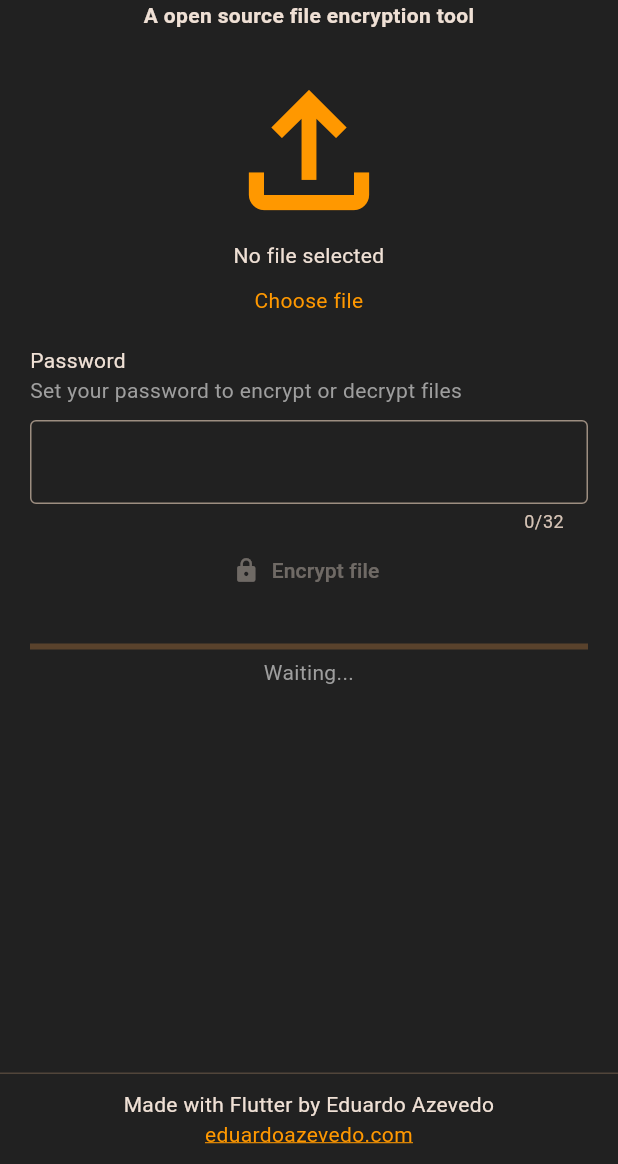
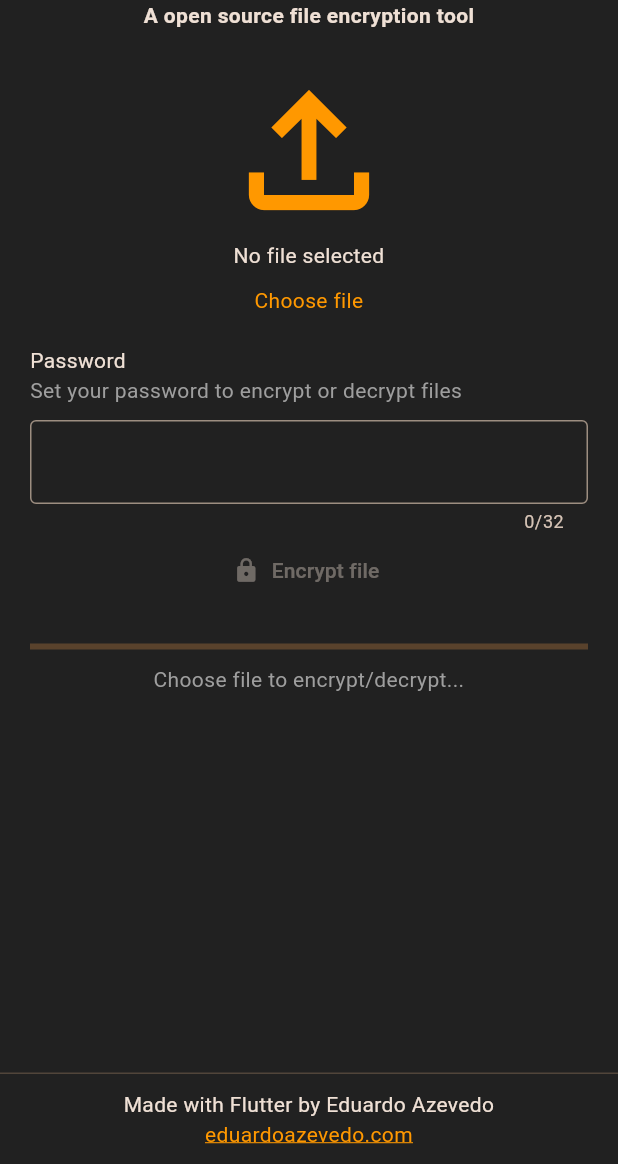
Before and after one commit to eduardoazvd17/fcryptor, a Flutter app: the screen it shows after launch, after a tap on "No file selected", on a phone screen of 412 x 824 dp, the part 72-1236 px from its top. Run offline on Flutter 3.47's test engine with Material 3 defaults, Android fonts, the phone set to English and light mode, and no system bars; our stand-ins replace file_picker; missing offline and left inert: encrypt, window_manager.

Commit message:
Improving home page code organization

```diff
--- a/lib/pages/home_page.dart
+++ b/lib/pages/home_page.dart
@@ -14,14 +14,25 @@ class HomePage extends StatefulWidget {
 
 class _HomePageState extends State<HomePage> {
   late final TextEditingController _keyController;
+  bool _isLoading = false;
+  bool _hasKey = false;
   String? _result;
   File? _selectedFile;
-  bool _isLoading = false;
+
+  bool get _isStartButtonEnabled =>
+      !_isLoading && _selectedFile != null && _hasKey;
+
+  String get _status {
+    if (_isLoading) return 'Loading...';
+    if (_selectedFile == null) return 'Choose file to encrypt/decrypt...';
+    if (!_hasKey) return 'Enter the encryption password...';
+    return _result ?? '';
+  }
 
   @override
   void initState() {
+    super.initState();
     _keyController = TextEditingController();
-    super.initState();
   }
 
   @override
@@ -31,40 +42,40 @@ class _HomePageState extends State<HomePage> {
   }
 
   Future<void> _selectFile() async {
-    setState(() {
-      _result = null;
-      _isLoading = true;
-    });
+    _resetState();
     final file = await FilePickerService.pickFile();
     setState(() {
-      if (file != null) _selectedFile = file;
+      _selectedFile = file;
       _isLoading = false;
     });
   }
 
   Future<void> _openMyWebsite() async {
-    final uri = Uri.parse('https://eduardoazevedo.com');
+    const url = 'https://eduardoazevedo.com';
+    final uri = Uri.parse(url);
     if (await canLaunchUrl(uri)) {
       await launchUrl(uri);
     }
   }
 
   Future<void> _start() async {
-    setState(() {
-      _result = null;
-      _isLoading = true;
-    });
-    final String? result = await FileEncryptionService.start(
+    _resetState();
+    final result = await FileEncryptionService.start(
       _selectedFile!,
       _keyController.text,
     );
     setState(() {
-      if (result != null) {
-        _result = 'Success! File saved as: ${result.split('/').last}';
-      } else {
-        _result = 'An error occurred in the process, please try again.';
+      _result = result != null
+          ? 'Success! File saved as: ${result.split('/').last}'
+          : 'An error occurred in the process, please try again.';
+      _isLoading = false;
+    });
   }
-      _isLoading = false;
+
+  void _resetState() {
+    setState(() {
+      _result = null;
+      _isLoading = true;
     });
   }
 
@@ -83,6 +94,28 @@ class _HomePageState extends State<HomePage> {
                     padding: const EdgeInsets.all(20),
                     child: Column(
                       children: [
+                        _buildHeader(context),
+                        _buildFileSelector(context),
+                        _buildPasswordInput(),
+                        _buildActionButton(),
+                        _buildStatus(),
+                      ],
+                    ),
+                  ),
+                ),
+              ),
+            ),
+            const Divider(height: 0),
+            _buildFooter(context),
+          ],
+        ),
+      ),
+    );
+  }
+
+  Widget _buildHeader(BuildContext context) {
+    return Column(
+      children: [
         Text(
           'FCryptor',
           textAlign: TextAlign.center,
@@ -94,53 +127,45 @@ class _HomePageState extends State<HomePage> {
         Text(
           'A open source file encryption tool',
           textAlign: TextAlign.center,
-                          style:
-                              Theme.of(context).textTheme.bodyMedium?.copyWith(
-                                    fontWeight: FontWeight.bold,
+          style: Theme.of(context)
+              .textTheme
+              .bodyMedium
+              ?.copyWith(fontWeight: FontWeight.bold),
         ),
-                        ),
-                        Padding(
+      ],
+    );
+  }
+
+  Widget _buildFileSelector(BuildContext context) {
+    return Padding(
       padding: const EdgeInsets.symmetric(vertical: 10),
-                          child: Column(
-                            children: [
-                              Padding(
-                                padding: const EdgeInsets.only(bottom: 10),
       child: InkWell(
         onTap: _isLoading ? null : _selectFile,
         borderRadius: BorderRadius.circular(8),
         child: Padding(
           padding: const EdgeInsets.all(10),
           child: Column(
-                                      mainAxisAlignment:
-                                          MainAxisAlignment.center,
-                                      crossAxisAlignment:
-                                          CrossAxisAlignment.stretch,
+            mainAxisAlignment: MainAxisAlignment.center,
             children: [
               Icon(
                 Icons.file_upload_outlined,
-                                          color: _isLoading
-                                              ? Colors.grey
-                                              : Theme.of(context).primaryColor,
+                color:
+                    _isLoading ? Colors.grey : Theme.of(context).primaryColor,
                 size: 120,
               ),
               Text(
-                                          _selectedFile?.path.split('/').last ??
-                                              'No file selected',
+                _selectedFile?.path.split('/').last ?? 'No file selected',
                 textAlign: TextAlign.center,
               ),
               Padding(
-                                          padding:
-                                              const EdgeInsets.only(top: 10),
+                padding: const EdgeInsets.only(top: 10),
                 child: Text(
-                                            _selectedFile == null
-                                                ? 'Choose file'
-                                                : 'Change file',
+                  _selectedFile == null ? 'Choose file' : 'Change file',
                   textAlign: TextAlign.center,
                   style: TextStyle(
                     color: _isLoading
                         ? Colors.grey
-                                                  : Theme.of(context)
-                                                      .primaryColor,
+                        : Theme.of(context).primaryColor,
                   ),
                 ),
               ),
@@ -148,8 +173,11 @@ class _HomePageState extends State<HomePage> {
           ),
         ),
       ),
-                              ),
-                              Column(
+    );
+  }
+
+  Widget _buildPasswordInput() {
+    return Column(
       crossAxisAlignment: CrossAxisAlignment.start,
       children: [
         const Text('Password'),
@@ -169,57 +197,57 @@ class _HomePageState extends State<HomePage> {
             decoration: const InputDecoration(
               border: OutlineInputBorder(),
             ),
-                                      onChanged: _isLoading
-                                          ? null
-                                          : (_) {
-                                              setState(() => _result = null);
+            onChanged: (text) {
+              setState(() {
+                _result = null;
+                _hasKey = text.isNotEmpty;
+              });
             },
           ),
         ),
       ],
-                              ),
-                              TextButton.icon(
-                                onPressed: _isLoading || _selectedFile == null
-                                    ? null
-                                    : _start,
+    );
+  }
+
+  Widget _buildActionButton() {
+    return TextButton.icon(
+      onPressed: _isStartButtonEnabled ? _start : null,
       icon: Icon(
-                                  _selectedFile?.path.endsWith('.fcryptor') ==
-                                          true
+        _selectedFile?.path.endsWith('.fcryptor') == true
             ? Icons.lock_open_outlined
             : Icons.lock,
       ),
       label: Text(
-                                  _selectedFile?.path.endsWith('.fcryptor') ==
-                                          true
+        _selectedFile?.path.endsWith('.fcryptor') == true
             ? 'Decrypt file'
             : 'Encrypt file',
       ),
+    );
+  }
+
+  Widget _buildStatus() {
+    return Padding(
+      padding: const EdgeInsets.only(top: 25, bottom: 10),
+      child: Column(
+        children: [
+          LinearProgressIndicator(
+            value: _isLoading ? null : 0,
           ),
           Padding(
-                                padding:
-                                    const EdgeInsets.only(top: 25, bottom: 5),
-                                child: LinearProgressIndicator(
-                                  value: _isLoading ? null : 0,
-                                ),
-                              ),
-                              Text(
-                                _isLoading
-                                    ? 'Loading...'
-                                    : _result ?? 'Waiting...',
+            padding: const EdgeInsets.only(top: 10),
+            child: Text(
+              _status,
               textAlign: TextAlign.center,
               style: const TextStyle(color: Colors.grey),
-                              )
-                            ],
             ),
           ),
         ],
       ),
-                  ),
-                ),
-              ),
-            ),
-            const Divider(height: 0),
-            SafeArea(
+    );
+  }
+
+  Widget _buildFooter(BuildContext context) {
+    return SafeArea(
       top: false,
       child: Padding(
         padding: const EdgeInsets.all(10),
@@ -240,18 +268,13 @@ class _HomePageState extends State<HomePage> {
                 style: TextStyle(
                   decoration: TextDecoration.underline,
                   color: Theme.of(context).colorScheme.primary,
-                          decorationColor:
-                              Theme.of(context).colorScheme.primary,
+                  decorationColor: Theme.of(context).colorScheme.primary,
                 ),
               ),
             ],
           ),
         ),
       ),
-            ),
-          ],
-        ),
-      ),
     );
   }
 }
```
Also changed, not shown: 1 other file. Lines whose indentation alone changed are shown as unchanged.
